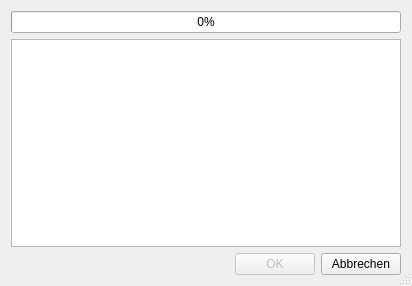
First picture: the form in easyp2p/ui/progress_window.ui, repository Ceystyle/easyp2p, before the edit.
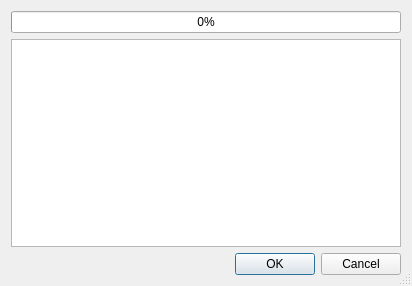
Second picture: the form after the edit.

Commit message: progress_window: replace two push buttons by one dialog button box

What changed in the file:
```diff
--- a/easyp2p/ui/progress_window.ui
+++ b/easyp2p/ui/progress_window.ui
@@ -45,19 +45,9 @@
         </spacer>
        </item>
        <item>
-        <widget class="QPushButton" name="push_button_ok">
-         <property name="enabled">
-          <bool>false</bool>
-         </property>
-         <property name="text">
-          <string>OK</string>
-         </property>
-        </widget>
-       </item>
-       <item>
-        <widget class="QPushButton" name="push_button_abort">
-         <property name="text">
-          <string>Abbrechen</string>
+        <widget class="QDialogButtonBox" name="button_box">
+         <property name="standardButtons">
+          <set>QDialogButtonBox::Cancel|QDialogButtonBox::Ok</set>
          </property>
         </widget>
        </item>
```
Left out of the diff: 8 changed lines with no effect on the pictures. The commit also changes 4 other files.
